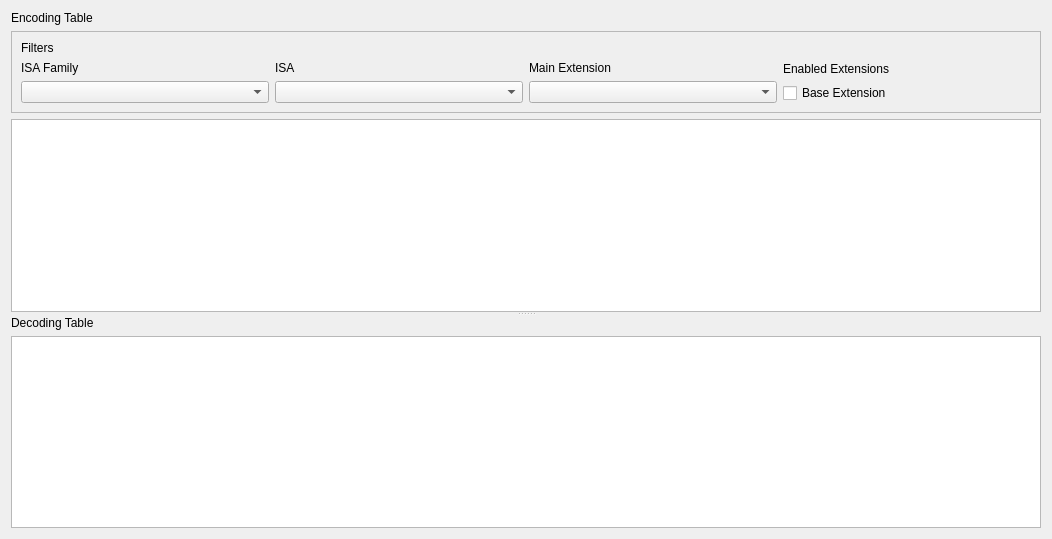
Above: src/sliderulestab.ui from mortbopet/Ripes before the change. Below: the same form after it.
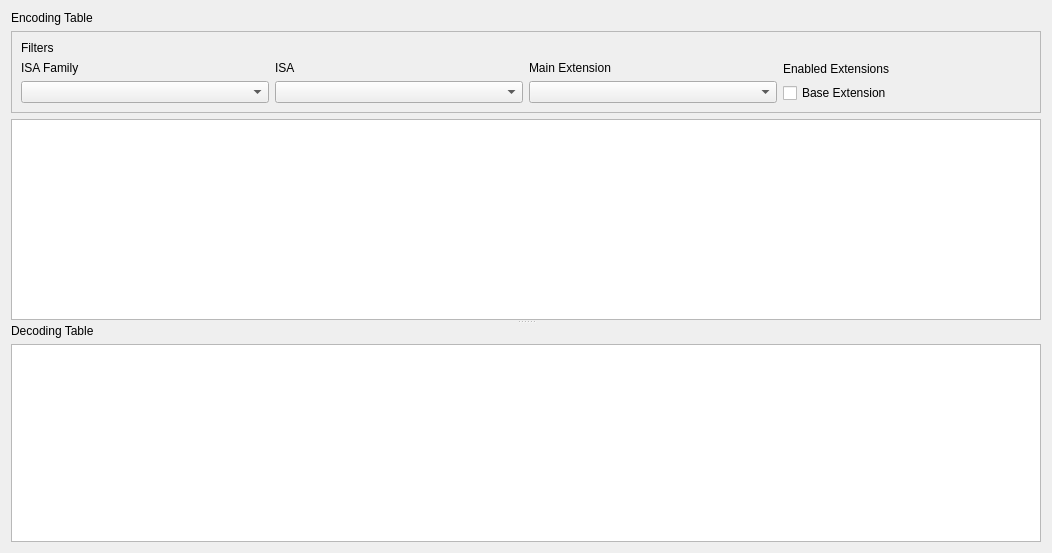
That is the form after the change.

Commit message: Start Qt model from scratch

```diff
--- a/src/sliderulestab.ui
+++ b/src/sliderulestab.ui
@@ -7,7 +7,7 @@
     <x>0</x>
     <y>0</y>
     <width>1052</width>
-    <height>539</height>
+    <height>553</height>
    </rect>
   </property>
   <property name="sizePolicy">
@@ -131,7 +131,7 @@
         </widget>
        </item>
        <item>
-        <widget class="QTableView" name="encodingTable"/>
+        <widget class="QTreeView" name="encodingTable"/>
        </item>
       </layout>
      </widget>
```
The commit also changes 2 other files.
